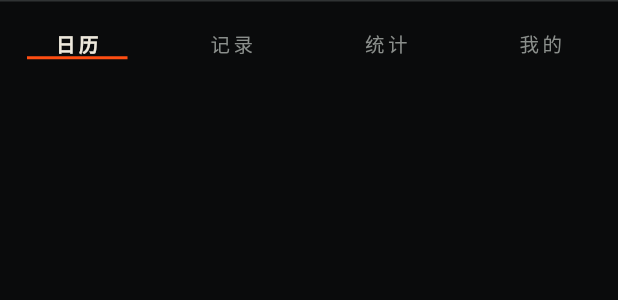
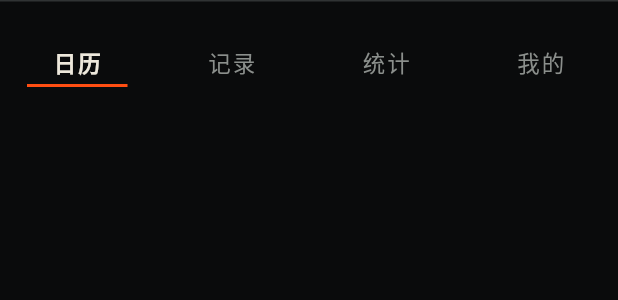
Before and after one commit to zy9563/fitness-log, a Flutter app: the _BottomWordBar widget shown alone on an empty page, opened directly with empty values, on a phone screen of 412 x 824 dp. Shown: the top 300 px of the screen. Run offline on Flutter 3.47's test engine with Material 3 defaults, Android fonts, the phone set to English and light mode, and no system bars; our stand-ins replace file_picker, fl_chart, flutter_colorpicker, isar_community, permission_handler, share_plus and 1 more; missing offline and left inert: excel; accounts and stored records are empty; generated files the repository leaves out were written again.

Commit message:
feat: v2.0.1 触控优化与右手操作布局

```diff
--- a/lib/features/home/home_shell.dart
+++ b/lib/features/home/home_shell.dart
@@ -59,8 +59,9 @@ class _BottomWordBar extends StatelessWidget {
       child: SafeArea(
         top: false,
         child: SizedBox(
-          height: 58,
+          height: 72,
           child: Row(
+            crossAxisAlignment: CrossAxisAlignment.stretch,
             children: [
               for (var i = 0; i < _labels.length; i++)
                 Expanded(
@@ -100,19 +101,22 @@ class _WordItem extends StatelessWidget {
         child: Stack(
           alignment: Alignment.center,
           children: [
-            Text(
-              label,
-              style: TextStyle(
-                color: selected ? kChalk : kSteel,
-                fontSize: 13,
-                fontWeight: selected ? FontWeight.w700 : FontWeight.w500,
-                letterSpacing: 2.2,
+            Transform.translate(
+              offset: const Offset(0, 6),
+              child: Text(
+                label,
+                style: TextStyle(
+                  color: selected ? kChalk : kSteel,
+                  fontSize: 15,
+                  fontWeight: selected ? FontWeight.w700 : FontWeight.w500,
+                  letterSpacing: 1.4,
+                ),
               ),
             ),
             Positioned(
               left: 18,
               right: 18,
-              bottom: 0,
+              bottom: 14,
               child: AnimatedContainer(
                 duration: const Duration(milliseconds: 160),
                 height: 2,
--- a/lib/features/more/more_page.dart
+++ b/lib/features/more/more_page.dart
@@ -30,7 +30,7 @@ class MorePage extends StatelessWidget {
               title: '我的',
               subtitle: '本机档案 · 数据不出设备',
               trailing: Text(
-                'v2.0.0',
+                'v2.0.1',
                 style: theme.textTheme.labelSmall?.copyWith(
                   color: kSteel,
                   letterSpacing: 1.5,
@@ -147,7 +147,7 @@ class MorePage extends StatelessWidget {
                   Text(
                     '数据存储：Isar 本地数据库\n'
                     '导出格式：.xlsx（4 个工作表）\n'
-                    '版本：2.0.0 · build 11',
+                    '版本：2.0.1 · build 12',
                     style: theme.textTheme.bodySmall?.copyWith(
                       color: kSteel,
                       height: 1.7,
```
Also changed, not shown: lib/features/training/day_training_page.dart (+63 -51 lines), lib/widgets/ledger.dart (+8 -0 lines), pubspec.yaml (+4 -3 lines), 2 other files.
